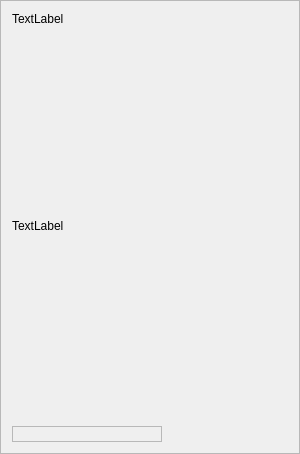
Qt form characterwidget.ui (spencerasmith96/MudaeTierList) before a commit.
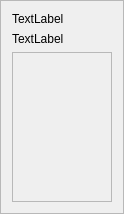
The same form after that commit.

Commit message: defaults icon if error occurs

```diff
--- a/characterwidget.ui
+++ b/characterwidget.ui
@@ -18,8 +18,8 @@
   </property>
   <property name="minimumSize">
    <size>
-    <width>75</width>
-    <height>200</height>
+    <width>100</width>
+    <height>210</height>
    </size>
   </property>
   <property name="windowTitle">
@@ -41,6 +41,9 @@
    <number>0</number>
   </property>
   <layout class="QVBoxLayout" name="verticalLayout_2">
+   <property name="sizeConstraint">
+    <enum>QLayout::SetFixedSize</enum>
+   </property>
    <item>
     <widget class="QLabel" name="characterName">
      <property name="text">
@@ -77,13 +80,13 @@
      </property>
      <property name="minimumSize">
       <size>
-       <width>0</width>
-       <height>0</height>
+       <width>100</width>
+       <height>150</height>
       </size>
      </property>
      <property name="maximumSize">
       <size>
-       <width>150</width>
+       <width>100</width>
        <height>150</height>
       </size>
      </property>
```
The commit also changes 1 other file.
